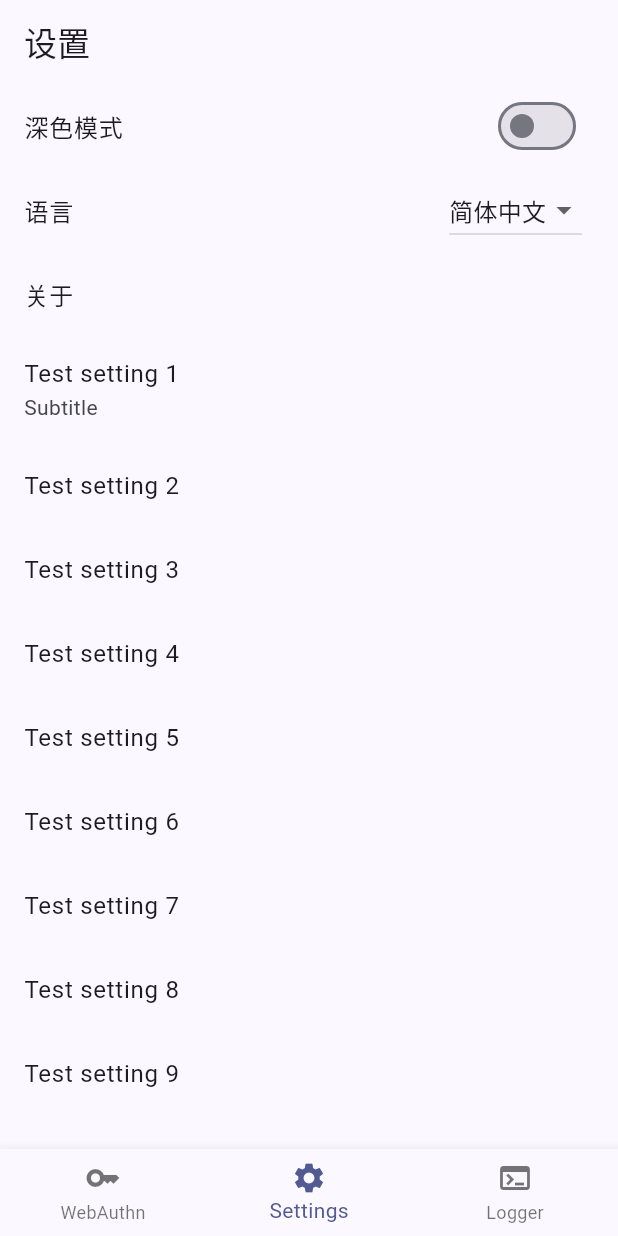
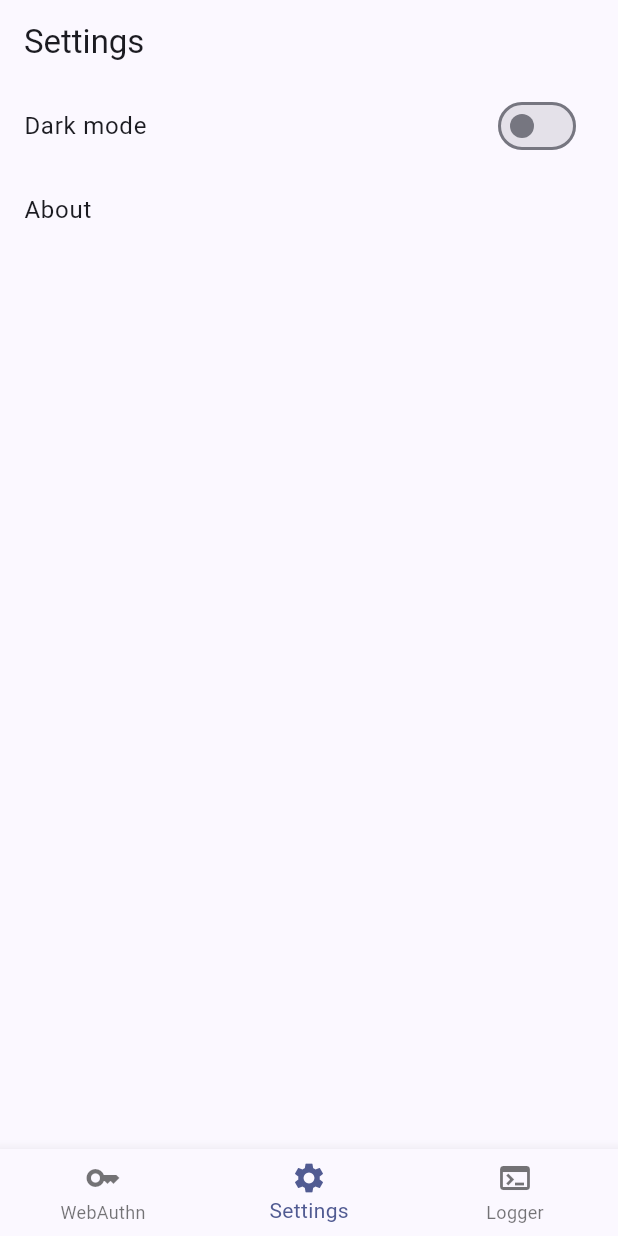
Before and after one commit to nfcim/twokey, a Flutter app: the screen it shows after launch, item 2 of the bottom bar chosen, on a phone screen of 412 x 824 dp. Run offline on Flutter 3.47's test engine with Material 3 defaults, Android fonts, the phone set to English and light mode, and no system bars; our stand-ins replace convert, logger; missing offline and left inert: cbor, ccid, fido2, window_manager.

Commit message:
fix: update SettingsPage UI text to English

```diff
--- a/lib/views/settings/settings_page.dart
+++ b/lib/views/settings/settings_page.dart
@@ -9,16 +9,15 @@ class SettingsPage extends StatefulWidget {
 
 class _SettingsPageState extends State<SettingsPage> {
   bool _isDarkMode = false;
-  String _language = '简体中文';
 
   @override
   Widget build(BuildContext context) {
     return Scaffold(
-      appBar: AppBar(title: const Text('设置')),
+      appBar: AppBar(title: const Text('Settings')),
       body: ListView(
         children: [
           SwitchListTile(
-            title: const Text('深色模式'),
+            title: const Text('Dark mode'),
             value: _isDarkMode,
             onChanged: (value) {
               setState(() {
@@ -27,24 +26,7 @@ class _SettingsPageState extends State<SettingsPage> {
             },
           ),
           ListTile(
-            title: const Text('语言'),
-            trailing: DropdownButton<String>(
-              value: _language,
-              items: const [
-                DropdownMenuItem(value: '简体中文', child: Text('简体中文')),
-                DropdownMenuItem(value: 'English', child: Text('English')),
-              ],
-              onChanged: (value) {
-                if (value != null) {
-                  setState(() {
-                    _language = value;
-                  });
-                }
-              },
-            ),
-          ),
-          ListTile(
-            title: const Text('关于'),
+            title: const Text('About'),
             onTap: () {
               showAboutDialog(
                 context: context,
@@ -54,18 +36,6 @@ class _SettingsPageState extends State<SettingsPage> {
               );
             },
           ),
-          ListTile(
-            title: const Text('Test setting 1'),
-            subtitle: const Text('Subtitle'),
-          ),
-          ListTile(title: const Text('Test setting 2')),
-          ListTile(title: const Text('Test setting 3')),
-          ListTile(title: const Text('Test setting 4')),
-          ListTile(title: const Text('Test setting 5')),
-          ListTile(title: const Text('Test setting 6')),
-          ListTile(title: const Text('Test setting 7')),
-          ListTile(title: const Text('Test setting 8')),
-          ListTile(title: const Text('Test setting 9')),
         ],
       ),
     );
```
